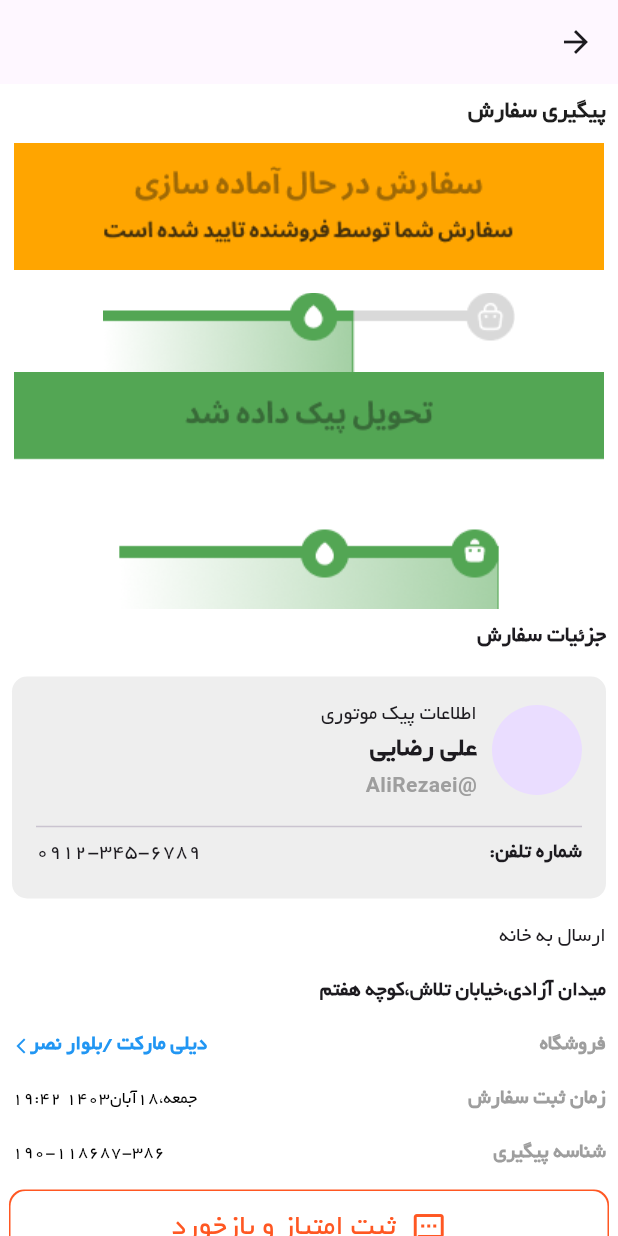
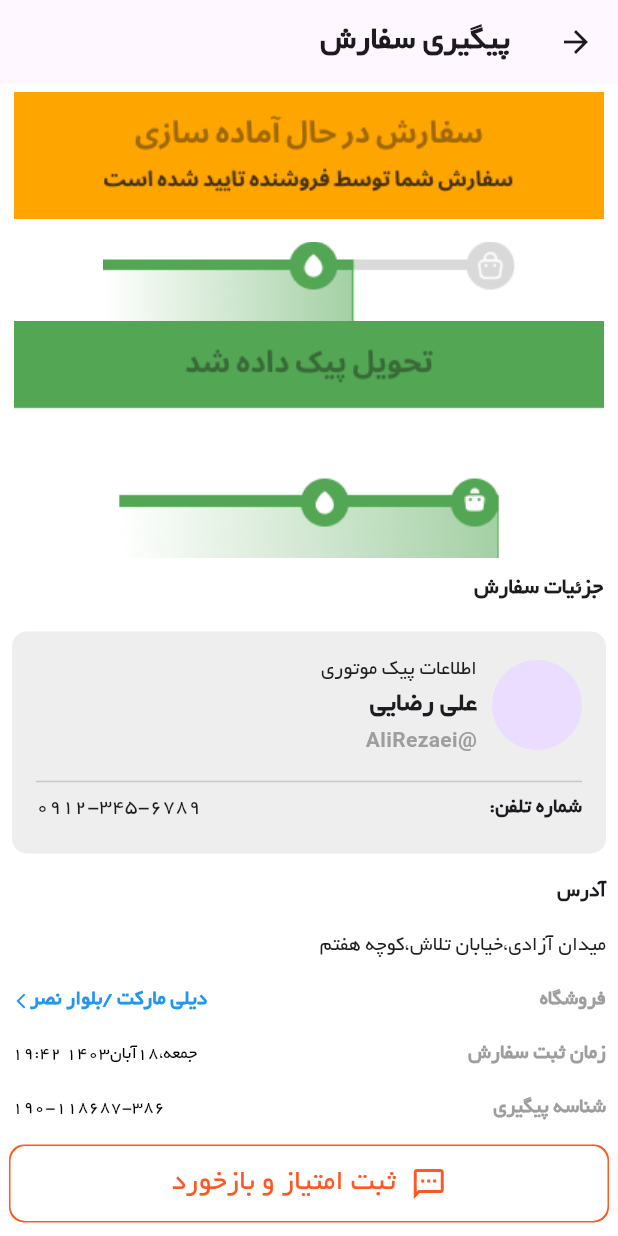
Before and after one commit to Ali3nti/abd_shop, a Flutter app: the OrderTrackingPage screen opened directly, on a phone screen of 412 x 824 dp. Run offline on Flutter 3.47's test engine with Material 3 defaults, Android fonts, the phone set to English and light mode, and no system bars; our stand-ins replace connectivity_plus, dotted_border, flutter_image_compress, flutter_spinkit, hive_flutter, image_cropper and 8 more; accounts and stored records are empty.

Commit message:
edit_ui_orders_tracking_page

```diff
--- a/lib/screens/orders/order_Tracking_Page.dart
+++ b/lib/screens/orders/order_Tracking_Page.dart
@@ -1,8 +1,6 @@
-import 'package:abd_shop/constants.dart';
 import 'package:flutter/cupertino.dart';
 import 'package:flutter/material.dart';
 import 'dart:async';
-import 'package:flutter_map/flutter_map.dart';
 import 'package:latlong2/latlong.dart';
 
 class OrderTrackingPage extends StatefulWidget {
@@ -49,11 +47,11 @@ class _OrderTrackingPageState extends State<OrderTrackingPage> {
     return Scaffold(
       backgroundColor: CupertinoColors.white,
       appBar: AppBar(
-        leading: IconButton(
-          icon: Icon(Icons.arrow_back),
-          onPressed: () {
-            Navigator.pop(context);
-          },
+        title: const Text(
+          "پیگیری سفارش",
+          style: TextStyle(
+            fontWeight: FontWeight.bold,
+          ),
         ),
       ),
       body: SingleChildScrollView(
@@ -61,63 +59,7 @@ class _OrderTrackingPageState extends State<OrderTrackingPage> {
         child: Column(
           crossAxisAlignment: CrossAxisAlignment.start,
           children: [
-            Padding(
-              padding: EdgeInsets.only(left: 280),
-              child: Padding(
-                padding: EdgeInsets.all(8.0),
-                child: Text(
-                  "پیگیری سفارش",
-                  style: kHeaderTextStyle,
-                ),
-              ),
-            ),
-            // Padding(
-            //   padding: const EdgeInsets.all(8.0),
-            //   child: Container(
-            //     height: 300,
-            //     child: FlutterMap(
-            //       options: MapOptions(
-            //         initialCenter: LatLng(31.1611, 52.6488),
-            //         //ABADEH LOCATION!!!!!!//
-            //         minZoom: 10.0,
-            //         onTap: (tapPosition, point) {
-            //           setState(() {
-            //             if (origin == null) {
-            //               origin = point;
-            //             } else if (destination == null) {
-            //               destination = point;
-            //             } else {
-            //               origin = point;
-            //               destination = null;
-            //             }
-            //           });
-            //         },
-            //       ),
-            //       children: [
-            //         TileLayer(
-            //           urlTemplate:
-            //               "https://tile.openstreetmap.org/{z}/{x}/{y}.png",
-            //           subdomains: ['a', 'b', 'c'],
-            //         ),
-            //         MarkerLayer(
-            //           markers: [
-            //             if (origin != null)
-            //               Marker(
-            //                 point: origin!,
-            //                 child: Icon(Icons.location_on,
-            //                     color: Colors.blue, size: 40),
-            //               ),
-            //             if (destination != null)
-            //               Marker(
-            //                 point: destination!,
-            //                 child: Icon(Icons.location_on, color: Colors.red),
-            //               ),
-            //           ],
-            //         ),
-            //       ],
-            //     ),
-            //   ),
-            // ),
+            SizedBox(height: 5),
             Center(
               child: Image.asset("assets/images/order_prepare.png"),
             ),
@@ -130,14 +72,13 @@ class _OrderTrackingPageState extends State<OrderTrackingPage> {
             Center(
               child: Image.asset("assets/images/deliverd.png"),
             ),
-
             Padding(
-              padding: EdgeInsets.only(left: 290),
-              child: Padding(
-                padding: const EdgeInsets.all(8.0),
+              padding: const EdgeInsets.all(10),
               child: Text(
                 "جزئیات سفارش",
-                  style: TextStyle(fontSize: 15, fontWeight: FontWeight.w900),
+                style: TextStyle(
+                  fontSize: 15,
+                  fontWeight: FontWeight.bold,
                 ),
               ),
             ),
@@ -166,13 +107,15 @@ class _OrderTrackingPageState extends State<OrderTrackingPage> {
                               Text(
                                 "علی رضایی",
                                 style: TextStyle(
-                                    fontWeight: FontWeight.w900, fontSize: 18),
+                                  fontWeight: FontWeight.w900, fontSize: 18,
+                                ),
                               ),
                               Text(
                                 "@AliRezaei",
                                 style: TextStyle(
                                   fontWeight: FontWeight.w600,
-                                    color: Colors.grey),
+                                  color: Colors.grey,
+                                ),
                               ),
                             ],
                           ),
@@ -202,15 +145,15 @@ class _OrderTrackingPageState extends State<OrderTrackingPage> {
             Padding(
               padding: const EdgeInsets.all(8.0),
               child: Text(
-                "ارسال به خانه",
-                style: TextStyle(fontWeight: FontWeight.normal),
+                "آدرس",
+                style: TextStyle(fontWeight: FontWeight.bold,
+                ),
               ),
             ),
             Padding(
               padding: const EdgeInsets.all(8.0),
               child: Text(
                 "میدان آزادی،خیابان تلاش،کوچه هفتم",
-                style: TextStyle(fontWeight: FontWeight.w900),
               ),
             ),
             Padding(
@@ -221,7 +164,8 @@ class _OrderTrackingPageState extends State<OrderTrackingPage> {
                   Text(
                     "فروشگاه",
                     style: TextStyle(
-                        fontWeight: FontWeight.w900, color: Colors.grey),
+                      fontWeight: FontWeight.w900, color: Colors.grey,
+                    ),
                   ),
                   InkWell(
                     onTap: () {},
@@ -230,7 +174,8 @@ class _OrderTrackingPageState extends State<OrderTrackingPage> {
                         Text(
                           "دیلی مارکت /بلوار نصر",
                           style: TextStyle(
-                              fontWeight: FontWeight.w900, color: Colors.blue),
+                            fontWeight: FontWeight.w900, color: Colors.blue,
+                          ),
                         ),
                         Icon(
                           Icons.arrow_forward_ios,
@@ -251,14 +196,16 @@ class _OrderTrackingPageState extends State<OrderTrackingPage> {
                   Text(
                     "زمان ثبت سفارش",
                     style: TextStyle(
-                        fontWeight: FontWeight.w900, color: Colors.grey),
+                      fontWeight: FontWeight.w900, color: Colors.grey,
+                    ),
                   ),
                   Text(
                     "جمعه،18آبان1403 19:42",
                     style: TextStyle(
                       fontSize: 12,
                       fontWeight: FontWeight.w500,
-                        color: Colors.black),
+                      color: Colors.black,
+                    ),
                   ),
                 ],
               ),
@@ -271,7 +218,8 @@ class _OrderTrackingPageState extends State<OrderTrackingPage> {
                   Text(
                     "شناسه پیگیری",
                     style: TextStyle(
-                        fontWeight: FontWeight.w900, color: Colors.grey),
+                      fontWeight: FontWeight.w900, color: Colors.grey,
+                    ),
                   ),
                   Text(
                     "190-118687-386",
@@ -303,16 +251,20 @@ class _OrderTrackingPageState extends State<OrderTrackingPage> {
                       height: 50,
                       decoration: BoxDecoration(
                         color: CupertinoColors.white,
-                          borderRadius: BorderRadiusDirectional.circular(10)),
+                        borderRadius: BorderRadiusDirectional.circular(10),
+                      ),
                       child: Row(
                         mainAxisAlignment: MainAxisAlignment.center,
                         children: const [
-                          Icon(Icons.sms_outlined, color: Colors.deepOrange),
+                          Icon(Icons.sms_outlined,
+                            color: Colors.deepOrange,
+                          ),
                           SizedBox(width: 10),
                           Text(
                             "ثبت امتیاز و بازخورد",
                             style: TextStyle(
-                                color: Colors.deepOrange, fontSize: 20),
+                              color: Colors.deepOrange, fontSize: 20,
+                            ),
                           ),
                         ],
                       ),
@@ -333,21 +285,22 @@ class _OrderTrackingPageState extends State<OrderTrackingPage> {
               ),
             ),
             Padding(
-              padding: const EdgeInsets.only(top: 100, right: 8),
-              child: Text(
+              padding: const EdgeInsets.fromLTRB(8.0, 15, 8.0, 8.0),
+              child: Column(
+                crossAxisAlignment: CrossAxisAlignment.start,
+                children: [
+                  Text(
                     "جزئیات پرداخت",
                     style: TextStyle(fontWeight: FontWeight.w900),
                   ),
-            ),
-            Padding(
-              padding: const EdgeInsets.all(8.0),
-              child: Row(
+                  Row(
                     mainAxisAlignment: MainAxisAlignment.spaceBetween,
                     children: [
                       Text(
                         "قیمت کالاها",
                         style: TextStyle(
-                        fontWeight: FontWeight.w900, color: Colors.grey),
+                          fontWeight: FontWeight.w900, color: Colors.grey,
+                        ),
                       ),
                       Row(
                         children: [
@@ -356,23 +309,23 @@ class _OrderTrackingPageState extends State<OrderTrackingPage> {
                             style: TextStyle(
                               fontSize: 12,
                               fontWeight: FontWeight.w500,
-                            color: Colors.black),
+                              color: Colors.black,
                             ),
-                      Image.asset("assets/images/toman.png", width: 15)
+                          ),
+                          Image.asset("assets/images/toman.png", width: 15,
+                          ),
                         ],
                       ),
                     ],
                   ),
-            ),
-            Padding(
-              padding: const EdgeInsets.all(8.0),
-              child: Row(
+                  Row(
                     mainAxisAlignment: MainAxisAlignment.spaceBetween,
                     children: [
                       Text(
                         "هزینه ارسال",
                         style: TextStyle(
-                        fontWeight: FontWeight.w900, color: Colors.grey),
+                          fontWeight: FontWeight.w900, color: Colors.grey,
+                        ),
                       ),
                       Row(
                         children: [
@@ -388,10 +341,7 @@ class _OrderTrackingPageState extends State<OrderTrackingPage> {
                       ),
                     ],
                   ),
-            ),
-            Padding(
-              padding: const EdgeInsets.all(8.0),
-              child: Row(
+                  Row(
                     mainAxisAlignment: MainAxisAlignment.spaceBetween,
                     children: [
                       Row(
@@ -399,10 +349,13 @@ class _OrderTrackingPageState extends State<OrderTrackingPage> {
                           Text(
                             "هزینه آماده سازی",
                             style: TextStyle(
-                            fontWeight: FontWeight.w900, color: Colors.grey),
+                              fontWeight: FontWeight.w900, color: Colors.grey,
                             ),
+                          ),
+                          SizedBox(width: 2),
                           Icon(Icons.radio_button_on_sharp,
-                          color: Colors.deepOrange)
+                            color: Colors.deepOrange,
+                          )
                         ],
                       ),
                       Row(
@@ -414,21 +367,20 @@ class _OrderTrackingPageState extends State<OrderTrackingPage> {
                                 fontWeight: FontWeight.w500,
                                 color: Colors.black),
                           ),
-                      Image.asset("assets/images/toman.png", width: 15)
+                          Image.asset("assets/images/toman.png", width: 15,
+                          )
                         ],
                       ),
                     ],
                   ),
-            ),
-            Padding(
-              padding: const EdgeInsets.all(8.0),
-              child: Row(
+                  Row(
                     mainAxisAlignment: MainAxisAlignment.spaceBetween,
                     children: [
                       Text(
                         "تخفیف کالاها",
                         style: TextStyle(
-                        fontWeight: FontWeight.w900, color: Colors.grey),
+                          fontWeight: FontWeight.w900, color: Colors.grey,
+                        ),
                       ),
                       Row(
                         children: [
@@ -437,27 +389,27 @@ class _OrderTrackingPageState extends State<OrderTrackingPage> {
                             style: TextStyle(
                               fontSize: 12,
                               fontWeight: FontWeight.w500,
-                            color: Colors.deepOrange),
+                              color: Colors.deepOrange,
+                            ),
                           ),
                           Image.asset("assets/images/toman.png",
-                          width: 15, color: Colors.deepOrange)
+                            width: 15, color: Colors.deepOrange,
+                          ),
                         ],
                       ),
                     ],
                   ),
-            ),
                   Divider(
                     thickness: 3,
                   ),
-            Padding(
-              padding: const EdgeInsets.all(8.0),
-              child: Row(
+                  Row(
                     mainAxisAlignment: MainAxisAlignment.spaceBetween,
                     children: [
                       Text(
                         "قیمت قابل پرداخت",
                         style: TextStyle(
-                        fontWeight: FontWeight.w900, color: Colors.grey),
+                          fontWeight: FontWeight.w900, color: Colors.grey,
+                        ),
                       ),
                       Row(
                         children: [
@@ -466,10 +418,14 @@ class _OrderTrackingPageState extends State<OrderTrackingPage> {
                             style: TextStyle(
                               fontSize: 12,
                               fontWeight: FontWeight.w500,
-                            color: Colors.green.shade900),
+                              color: Colors.green.shade900,
+                            ),
                           ),
                           Image.asset("assets/images/toman.png",
-                          width: 15, color: Colors.green.shade900)
+                            width: 15, color: Colors.green.shade900,
+                          ),
+                        ],
+                      ),
                     ],
                   ),
                 ],
```
Lines whose indentation alone changed are shown as unchanged.
